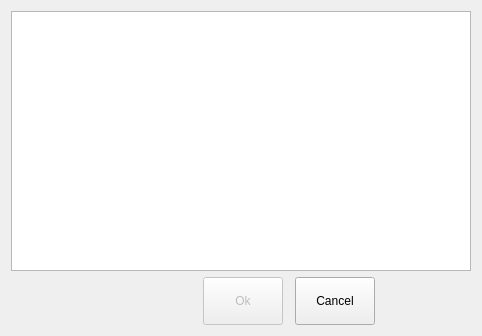
Inkane/Tribe, file ui/widgets/avatardialog.ui: the form before one commit.
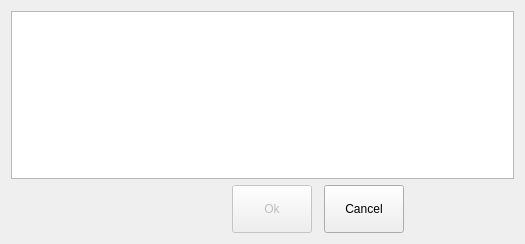
The form after the commit.

Patch:
```diff
--- a/ui/widgets/avatardialog.ui
+++ b/ui/widgets/avatardialog.ui
@@ -6,8 +6,8 @@
    <rect>
     <x>0</x>
     <y>0</y>
-    <width>482</width>
-    <height>336</height>
+    <width>525</width>
+    <height>244</height>
    </rect>
   </property>
   <property name="windowTitle">
@@ -22,10 +22,13 @@
        <height>64</height>
       </size>
      </property>
+     <property name="spacing">
+      <number>10</number>
+     </property>
      <property name="gridSize">
       <size>
-       <width>86</width>
-       <height>86</height>
+       <width>80</width>
+       <height>80</height>
       </size>
      </property>
      <property name="viewMode">
```
